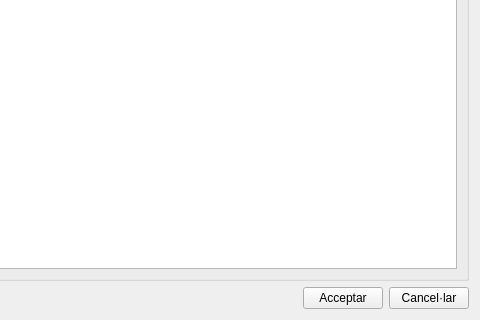
This is ui/lot_management.ui in Giswater/giswater_qgis_plugin as Qt 5 draws it before an edit; both pictures show x 295 to 775 and y 349 to 669 of the 775 by 669 pixel window. The edited form follows.
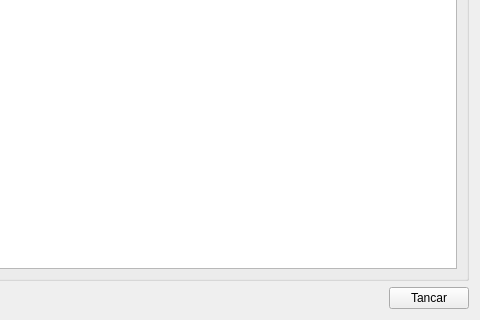
This is the edited form.

Commit message: Enhancement: usability tab OM on custom form and minor refactor lot management form

```diff
--- a/ui/lot_management.ui
+++ b/ui/lot_management.ui
@@ -293,17 +293,10 @@
        </property>
       </spacer>
      </item>
-     <item>
-      <widget class="QPushButton" name="btn_accept">
-       <property name="text">
-        <string>Acceptar</string>
-       </property>
-      </widget>
-     </item>
      <item>
       <widget class="QPushButton" name="btn_cancel">
        <property name="text">
-        <string>Cancel·lar</string>
+        <string>Tancar</string>
        </property>
       </widget>
      </item>
```
The commit also changes 2 other files.
